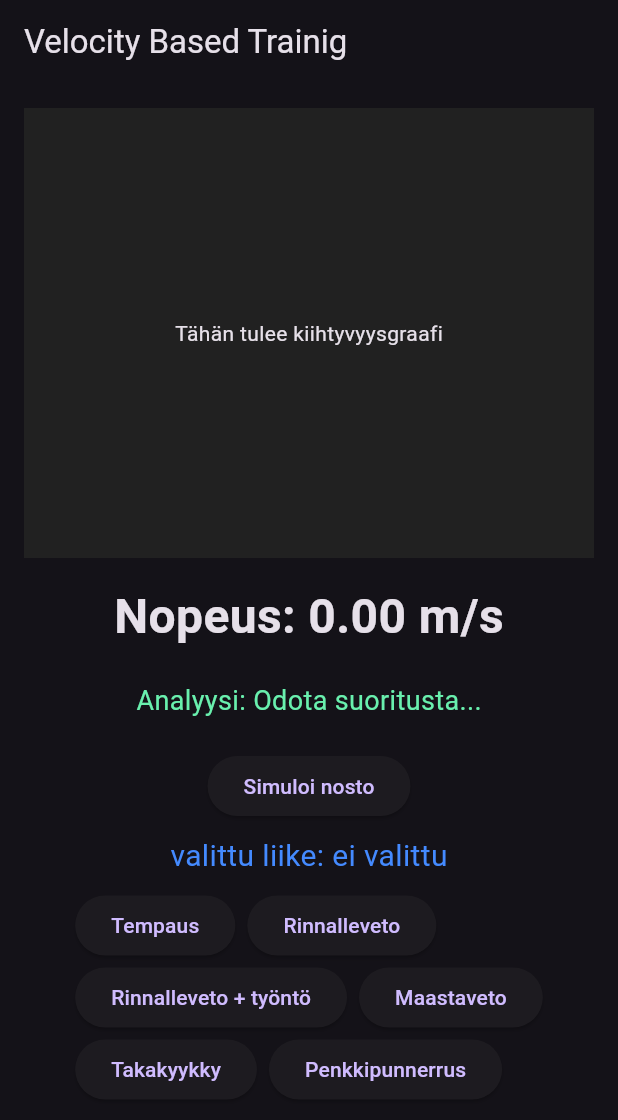
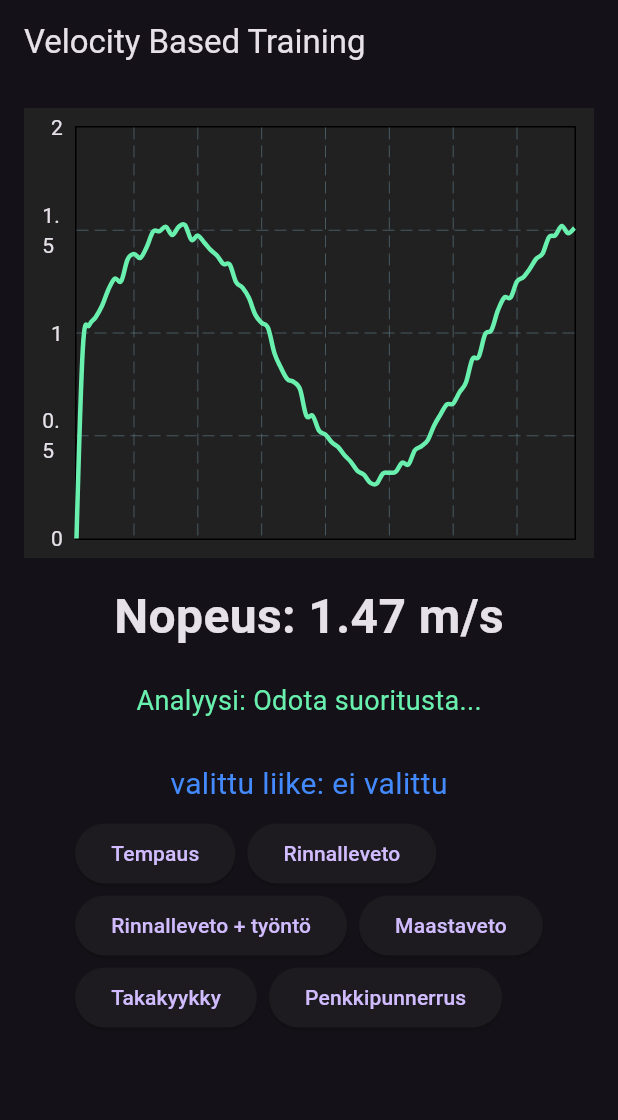
Before and after one commit to m351351/Velocity-Based-Training, a Flutter app: the screen it shows after launch, on a phone screen of 412 x 824 dp. Shown: the top 1120 px of the screen. Run offline on Flutter 3.47's test engine with Material 3 defaults, Android fonts, the phone set to English and light mode, and no system bars; drawn by our look-alikes of fl_chart.

Commit message:
flutter: add mock live velocity chart

```diff
--- a/flutter/lib/main.dart
+++ b/flutter/lib/main.dart
@@ -1,6 +1,8 @@
 import 'package:flutter/material.dart';
-import 'package:flutter_blue_plus/flutter_blue_plus.dart';
-
+import 'dart:async';
+// Bluetooth-kirjasto, otetaan käyttöön myöhemmin
+import 'dart:math';
+import 'package:fl_chart/fl_chart.dart';
 void main() {
   runApp(const VBTApp());
 }
@@ -28,6 +30,39 @@ class VBTPage extends StatefulWidget {
 // TÄÄLLÄ ALOITUSNÄKYMÄÄN TULEVAT TEKSTIT -meri 190326
 
 class _VBTPageState extends State<VBTPage> {
+
+  final List<FlSpot> _velocitySpots = []; // Graafipisteet kiihtyvyysdatasta
+  double _x = 0.0; // ajan kulumista simuloiva muuttuja graafia varten
+
+// Tässä mock-datalla simuloidaan kiihtyvyysanturin dataa
+  @override
+  void initState() {
+    super.initState();
+
+    _timer = Timer.periodic(const Duration(milliseconds: 100), (_) {
+      setState(() {
+        _t += 0.1; // Simuloidaan ajan kulumista
+        _x += 1.0;
+        _velocitySpots.add(FlSpot(_x, currentVelocity));
+
+        if (_velocitySpots.length > 100) {
+          _velocitySpots.removeAt(0); // graafin skaalaus viimeiseen 100 pisteesee
+        } // uusi datapiste graafiin
+        // perusmuoto: siniaalto ja pieni satunnaisuus
+        final base = 0.9 + 0.6 * sin(_t); // simuloidaan nosto ja laskuvaihetta
+        final noise = (_random.nextDouble() - 0.5) * 0.08; // satunnaista kohinaa
+
+        // Ei anneta nopeuden mennä negatiiviseksi tässä mock-datassa
+        currentVelocity = max(0.0, base + noise);
+            });
+  });
+}
+@override
+void dispose() {
+  _timer?.cancel();
+  super.dispose();
+
+}
   // Tänne tulee myöhemmin kiihtyvyysanturin data [cite: 25, 76]
 
 /* //TÄMÄ PÄÄLLE KUN HALUTAAN KÄYTTÄÄ KÄYTTÖLIITTYMÄÄ PUHELIMELLA, POIS PÄÄLTÄ JOS KEHITYS KONEELLA -meri 190326
@@ -56,11 +91,15 @@ class _VBTPageState extends State<VBTPage> {
 
   double currentVelocity = 0.0;
 
+  Timer? _timer;
+  double _t = 0.0; // simulointia varten "aika"
+  final Random _random = Random();
+
   @override
   Widget build(BuildContext context) {
     return Scaffold(
       appBar: AppBar(
-        title: const Text('Velocity Based Trainig'),
+        title: const Text('Velocity Based Training'),
       ),
       body: Column(
         children: [
@@ -69,7 +108,32 @@ class _VBTPageState extends State<VBTPage> {
             height: 300,
             margin: const EdgeInsets.all(16),
             color: Colors.grey[900],
-            child: const Center(child: Text('Tähän tulee kiihtyvyysgraafi')),
+            child: Padding(
+  padding: const EdgeInsets.all(12.0),
+  child: LineChart(
+    LineChartData(
+      minY: 0,
+      maxY: 2.0,
+      gridData: const FlGridData(show: true),
+      titlesData: const FlTitlesData(
+        leftTitles: AxisTitles(sideTitles: SideTitles(showTitles: true)),
+        bottomTitles: AxisTitles(sideTitles: SideTitles(showTitles: false)),
+        topTitles: AxisTitles(sideTitles: SideTitles(showTitles: false)),
+        rightTitles: AxisTitles(sideTitles: SideTitles(showTitles: false)),
+      ),
+      borderData: FlBorderData(show: true),
+      lineBarsData: [
+        LineChartBarData(
+          spots: _velocitySpots,
+          isCurved: true,
+          color: Colors.greenAccent,
+          barWidth: 3,
+          dotData: const FlDotData(show: false),
+        ),
+      ],
+    ),
+  ),
+),
           ),
 
           // 2. Reaaliaikainen lukema
@@ -86,7 +150,7 @@ class _VBTPageState extends State<VBTPage> {
               style: TextStyle(color: Colors.greenAccent, fontSize: 18),
             ),
           ),
-
+/*
           // 4. Testipainike simulointiin
           ElevatedButton(
             onPressed: () {
@@ -96,7 +160,7 @@ class _VBTPageState extends State<VBTPage> {
             },
             child: const Text('Simuloi nosto'),
           ),
-
+*/
 // TÄSSÄ NAPPULAT LIIKKEIDEN VALINTAAN -meri 190326
           Padding(
             padding: EdgeInsets.all(8.0),
```
Also changed, not shown: flutter/pubspec.lock (added), 5 other files.
